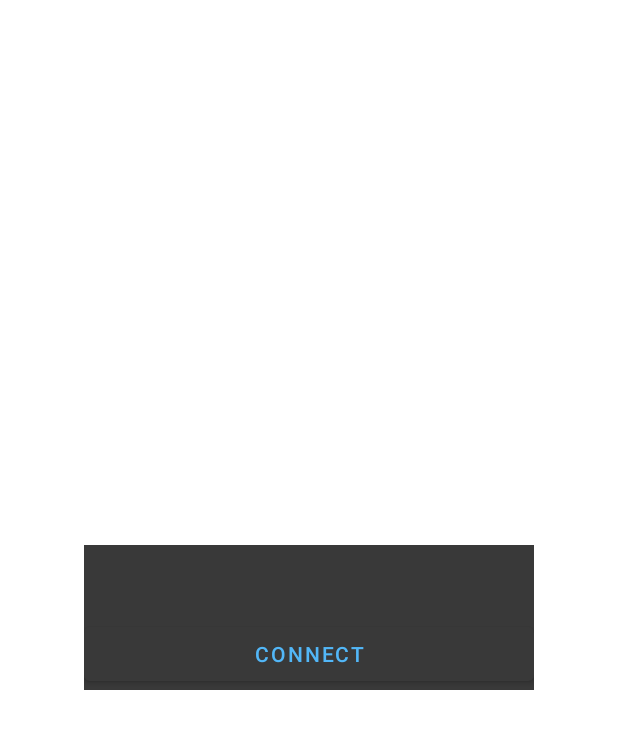
After one commit to ValentinBirth/BeMyDJ, an Android app: the layout dialog_connect.xml on its own in the app's theme, with its tools: preview values and no code run, on a phone screen of 412 x 824 dp. The commit adds this screen. Shown: the top 729 px of the screen. Run offline under Robolectric (Android 15) with nearby library versions, the phone set to English and light mode, and no system bars.

Commit message:
made items in available peers recyclerview clickable

```diff
--- /dev/null
+++ b/app/src/main/res/layout/dialog_connect.xml
@@ -0,0 +1,35 @@
+<?xml version="1.0" encoding="utf-8"?>
+<RelativeLayout xmlns:android="http://schemas.android.com/apk/res/android"
+    android:layout_width="300dp"
+    android:layout_height="wrap_content"
+    android:layout_gravity="center">
+
+    <LinearLayout
+        android:layout_width="match_parent"
+        android:layout_height="wrap_content"
+        android:paddingTop="10dp"
+        android:background="@color/Grey1"
+        android:orientation="vertical"
+        android:gravity="center_horizontal">
+        <TextView
+            android:layout_width="wrap_content"
+            android:layout_height="wrap_content"
+            android:textColor="@color/Blue1"
+            android:id="@+id/dialog_name">
+        </TextView>
+        <TextView
+            android:layout_width="wrap_content"
+            android:layout_height="wrap_content"
+            android:textColor="@color/Blue1"
+            android:id="@+id/dialog_adress">
+        </TextView>
+        <Button
+            android:layout_width="match_parent"
+            android:layout_height="wrap_content"
+            android:id="@+id/dialog_connect_btn"
+            android:text="@string/dialog_connect"
+            android:textColor="@color/Blue1">
+        </Button>
+    </LinearLayout>
+
+</RelativeLayout>
--- a/app/src/main/res/layout/item_availablepeer.xml
+++ b/app/src/main/res/layout/item_availablepeer.xml
@@ -4,7 +4,8 @@
     android:layout_height="wrap_content"
     android:orientation="horizontal"
     android:padding="5dp"
-    android:layout_marginTop="10dp">
+    android:layout_marginTop="10dp"
+    android:id="@+id/availablePeer_item">
 
     <LinearLayout
         android:layout_width="wrap_content"
--- a/app/src/main/res/values/strings.xml
+++ b/app/src/main/res/values/strings.xml
@@ -22,4 +22,5 @@
     <string name="discovery_failed">Discovery failed</string>
     <string name="discovery_stop_failed">Discovery stop failed</string>
     <string name="filePicker">Choose file</string>
+    <string name="dialog_connect">Connect</string>
 </resources>
```
Also changed, not shown: app/src/main/java/de/htw/bemydj/ui/networkControlView/OnClickAvailablePeer.java (added, +34 -0 lines), app/src/main/java/de/htw/bemydj/ui/networkControlView/OnClickConnectWithPeerListener.java (added, +10 -0 lines), app/src/main/java/de/htw/bemydj/ui/networkControlView/RecyclerViewAdapter.java (+18 -5 lines), app/src/main/java/de/htw/bemydj/ui/networkControlView/RecyclerViewHolderAvailablePeers.java (+7 -0 lines).
